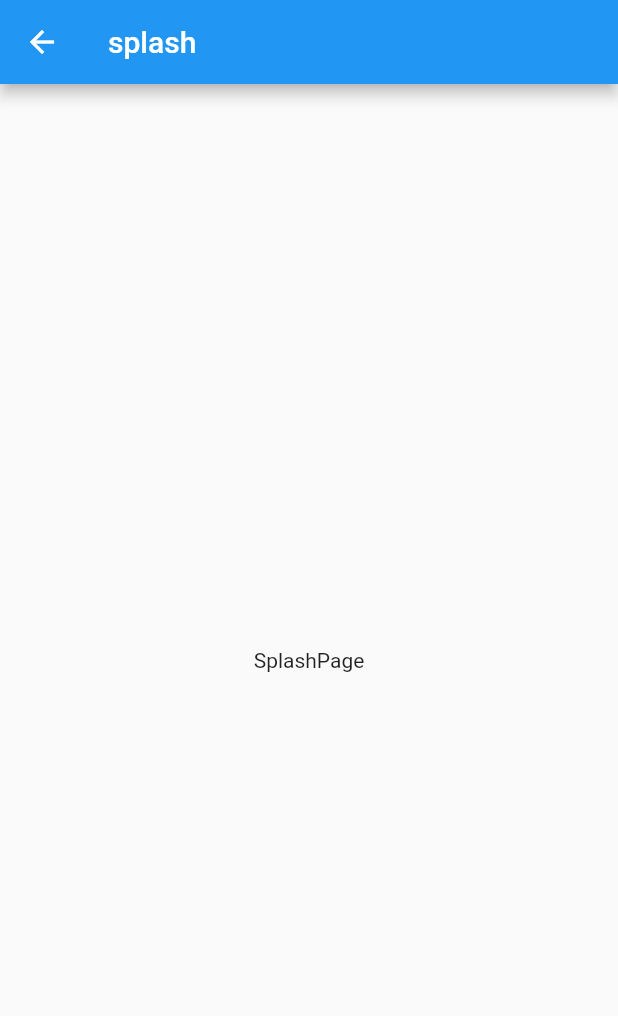
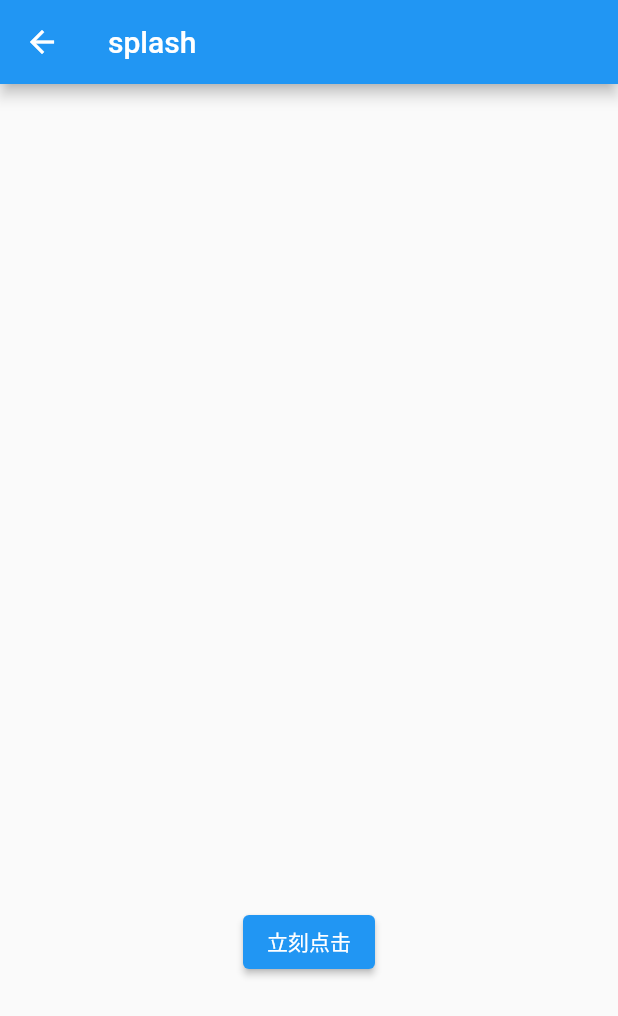
Before and after one commit to sunday2146/flutter_woo_commerce_getx_learn, a Flutter app: the screen it shows after launch, after a tap on "点击", after a tap on "splash", on a phone screen of 412 x 824 dp. Shown: the top 1016 px of the screen. Run offline on Flutter 3.47's test engine with Material 2 defaults, Android fonts, the phone set to English and light mode, and no system bars; our stand-ins replace get.

Commit message:
flutter_woo_commerce_getx_learn-Commit007: 按照 01-3-getbuilder.mp4 创建getbuilder框架的splash页面，可以跳转和返回，可以更新文本标题

```diff
--- a/lib/pages/system/splash/controller.dart
+++ b/lib/pages/system/splash/controller.dart
@@ -3,11 +3,19 @@ import 'package:get/get.dart';
 class SplashController extends GetxController {
   SplashController();
 
+  // 第3步: 尝试手动触发更新
+  // 加入点击更新 title 代码
+  // lib/pages/system/splash/controller.dart
+  String title = "";
+
+  void onTap(int ticket) {
+    title = "GetBuilder -> 点击了第 $ticket 个按钮";
+    update(['splash_title1', 'splash_title2']);
+  }
+
   _initData() {
     update(["splash"]);
   }
-
-  void onTap() {}
 
   // @override
   // void onInit() {
@@ -20,8 +28,8 @@ class SplashController extends GetxController {
     _initData();
   }
 
-  // @override
-  // void onClose() {
-  //   super.onClose();
-  // }
+// @override
+// void onClose() {
+//   super.onClose();
+// }
 }
--- a/lib/pages/system/splash/view.dart
+++ b/lib/pages/system/splash/view.dart
@@ -7,9 +7,45 @@ class SplashPage extends GetView<SplashController> {
   const SplashPage({Key? key}) : super(key: key);
 
   // 主视图
+  // Widget _buildView() {
+  //   return const Center(
+  //     child: Text("SplashPage"),
+  //   );
+  // }
+
+  // 主视图
   Widget _buildView() {
-    return const Center(
-      child: Text("SplashPage"),
+    return Column(
+      mainAxisAlignment: MainAxisAlignment.spaceEvenly,
+      children: [
+        // 文字标题1
+        GetBuilder<SplashController>(
+          id: "splash_title2",
+          builder: (_) {
+            return Center(
+              child: Text(controller.title),
+            );
+          },
+        ),
+
+        // 文字标题2
+        GetBuilder<SplashController>(
+          id: "splash_title1",
+          builder: (_) {
+            return Center(
+              child: Text(controller.title),
+            );
+          },
+        ),
+
+        // 按钮
+        ElevatedButton(
+          onPressed: () {
+            controller.onTap(DateTime.now().microsecondsSinceEpoch);
+          },
+          child: const Text("立刻点击"),
+        ),
+      ],
     );
   }
 
```
